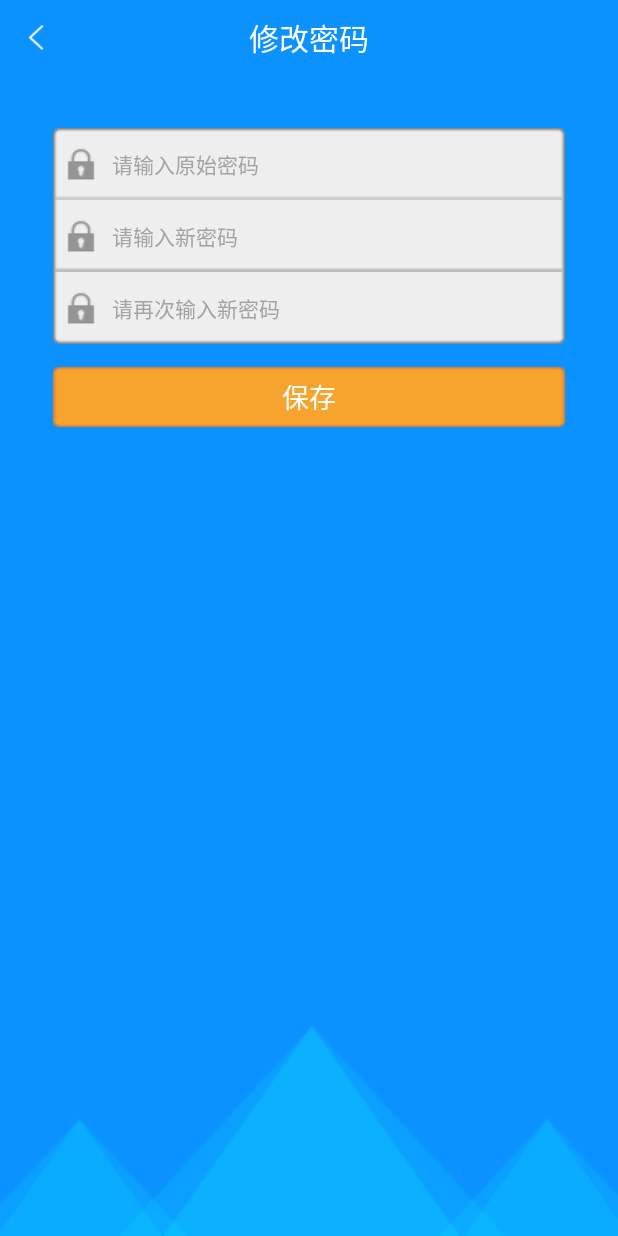
After one commit to qiulifeng/FirstBoXueGu, an Android app: the ModifyPswActivity screen opened directly, with no data from a screen before it, on a phone screen of 412 x 824 dp. The commit adds this screen. Run offline under Robolectric (Android 15) with nearby library versions, the phone set to English and light mode, and no system bars.

Commit message:
ModifyPsw

```diff
--- a/app/src/main/AndroidManifest.xml
+++ b/app/src/main/AndroidManifest.xml
@@ -20,7 +20,9 @@
         <activity android:name=".activity.ExercisesDetailActivity" />
         <activity android:name=".activity.RegisterActivity" />
         <activity android:name=".activity.LoginActivity" />
-        <activity android:name=".activity.SettingActivity"></activity>
+        <activity android:name=".activity.SettingActivity" />
+        <activity android:name=".activity.ModifyPswActivity" />
+        <activity android:name=".activity.FindPswActivity"></activity>
     </application>
 
 </manifest>
--- /dev/null
+++ b/app/src/main/java/cn/edu/gdmec/android/boxuegu/activity/ModifyPswActivity.java
@@ -0,0 +1,123 @@
+package cn.edu.gdmec.android.boxuegu.activity;
+
+import android.content.Intent;
+import android.content.SharedPreferences;
+import android.content.pm.ActivityInfo;
+import android.support.v7.app.AppCompatActivity;
+import android.os.Bundle;
+import android.text.TextUtils;
+import android.view.View;
+import android.widget.Button;
+import android.widget.EditText;
+import android.widget.TextView;
+import android.widget.Toast;
+
+import java.util.logging.SocketHandler;
+
+import cn.edu.gdmec.android.boxuegu.R;
+import cn.edu.gdmec.android.boxuegu.utils.AnalysisUtils;
+import cn.edu.gdmec.android.boxuegu.utils.MD5Utils;
+
+public class ModifyPswActivity extends AppCompatActivity {
+    private TextView tv_main_title;
+    private TextView tv_back;
+    private EditText et_original_psw;
+    private EditText et_new_psw;
+    private EditText et_new_psw_again;
+    private Button btn_save;
+    private String originalPsw;
+    private String newPsw;
+    private String newPswAgain;
+    private String userName;
+
+    @Override
+    protected void onCreate(Bundle savedInstanceState) {
+        super.onCreate(savedInstanceState);
+        setContentView(R.layout.activity_modify_psw);
+        //设置此界面为竖屏
+        setRequestedOrientation(ActivityInfo.SCREEN_ORIENTATION_PORTRAIT);
+        init();
+        userName = AnalysisUtils.readLoginUserName(this);
+    }
+
+    /*
+    **获取界面控件并处理相关控件的点击事件
+     */
+    private void init() {
+        tv_main_title = (TextView) findViewById(R.id.tv_main_title);
+        tv_main_title.setText("修改密码");
+        tv_back = (TextView) findViewById(R.id.tv_back);
+        et_original_psw = (EditText) findViewById(R.id.et_original_psw);
+        et_new_psw = (EditText) findViewById(R.id.et_new_psw);
+        et_new_psw_again = (EditText) findViewById(R.id.et_new_psw_again);
+        btn_save = (Button) findViewById(R.id.btn_save);
+        tv_back.setOnClickListener(new View.OnClickListener() {
+            @Override
+            public void onClick(View v) {
+                ModifyPswActivity.this.finish();
+            }
+        });
+        //保存按钮的点击事件
+        btn_save.setOnClickListener(new View.OnClickListener() {
+            @Override
+            public void onClick(View v) {
+                getEditString();
+                if (TextUtils.isEmpty(originalPsw)) {
+                    Toast.makeText(ModifyPswActivity.this, "请输入原始密码", Toast.LENGTH_SHORT).show();
+                    return;
+                } else if (!MD5Utils.md5(originalPsw).equals(readPsw())) {
+                    Toast.makeText(ModifyPswActivity.this, "输入的密码与原始密码不一致", Toast.LENGTH_SHORT).show();
+                    return;
+                } else if (MD5Utils.md5(newPsw).equals(readPsw())) {
+                    Toast.makeText(ModifyPswActivity.this, "输入的新密码与原始密码不一致", Toast.LENGTH_SHORT).show();
+                    return;
+                } else if (TextUtils.isEmpty(newPsw)) {
+                    Toast.makeText(ModifyPswActivity.this, "请输入新密码", Toast.LENGTH_SHORT).show();
+                    return;
+                } else if (TextUtils.isEmpty(newPswAgain)) {
+                    Toast.makeText(ModifyPswActivity.this, "请再次输入新密码", Toast.LENGTH_SHORT).show();
+                    return;
+                } else if (!newPsw.equals(newPswAgain)) {
+                    Toast.makeText(ModifyPswActivity.this, "两次输入的密码不一致", Toast.LENGTH_SHORT).show();
+                    return;
+                } else {
+                    Toast.makeText(ModifyPswActivity.this, "新密码设置成功", Toast.LENGTH_SHORT).show();
+                    //修改登录成功时保存在SharedPreferences中的密码
+                    modifyPsw(newPsw);
+                    Intent intent = new Intent(ModifyPswActivity.this, LoginActivity.class);
+                    startActivity(intent);
+                    SettingActivity.instance.finish();//关闭设置页面
+                    ModifyPswActivity.this.finish();//关闭当前页面
+                }
+            }
+        });
+    }
+
+    /*
+    获取控件上的字符串
+
+     */
+    private void getEditString() {
+        originalPsw = et_original_psw.getText().toString().trim();
+        newPsw = et_new_psw.getText().toString().trim();
+        newPswAgain = et_new_psw_again.getText().toString().trim();
+    }
+    /*
+***修改登录成功时保存在SharedPreference中的密码
+ */
+private void modifyPsw(String newPsw){
+    String md5Psw = MD5Utils.md5(newPsw);//把密码用MD5加密
+    SharedPreferences sp =getSharedPreferences("loginInfo", MODE_PRIVATE);
+    SharedPreferences.Editor editor = sp.edit();//获取编辑器
+    editor.putString(userName, md5Psw);//保存新密码
+    editor.commit();//提交修改
+}
+/*
+**从SharedPreference中读取原始密码
+ */
+private String readPsw(){
+    SharedPreferences sp = getSharedPreferences("loginInfo", MODE_PRIVATE);
+    String spPsw = sp.getString(userName, "");
+    return spPsw;
+}
+}
--- /dev/null
+++ b/app/src/main/res/layout/activity_modify_psw.xml
@@ -0,0 +1,81 @@
+<?xml version="1.0" encoding="utf-8"?>
+<LinearLayout
+    xmlns:android="http://schemas.android.com/apk/res/android"
+    xmlns:app="http://schemas.android.com/apk/res-auto"
+    xmlns:tools="http://schemas.android.com/tools"
+    android:layout_width="match_parent"
+    android:layout_height="match_parent"
+    android:background="@drawable/register_bg"
+    android:orientation="vertical"
+    tools:context="cn.edu.gdmec.android.boxuegu.activity.ModifyPswActivity">
+
+    <include layout="@layout/main_title_bar"/>
+
+    <EditText
+        android:id="@+id/et_original_psw"
+        android:layout_width="fill_parent"
+        android:layout_height="48dp"
+        android:layout_gravity="center_horizontal"
+        android:layout_marginLeft="35dp"
+        android:layout_marginRight="35dp"
+        android:layout_marginTop="35dp"
+        android:background="@drawable/register_user_name_bg"
+        android:drawableLeft="@drawable/psw_icon"
+        android:drawablePadding="10dp"
+        android:gravity="center_vertical"
+        android:hint="请输入原始密码"
+        android:inputType="textPassword"
+        android:paddingLeft="8dp"
+        android:textColor="#000000"
+        android:textColorHint="#a3a3a3"
+        android:textSize="14sp"/>
+
+    <EditText
+        android:id="@+id/et_new_psw"
+        android:layout_width="fill_parent"
+        android:layout_height="48dp"
+        android:layout_gravity="center_horizontal"
+        android:layout_marginLeft="35dp"
+        android:layout_marginRight="35dp"
+        android:background="@drawable/register_psw_bg"
+        android:drawableLeft="@drawable/psw_icon"
+        android:drawablePadding="10dp"
+        android:hint="请输入新密码"
+        android:inputType="textPassword"
+        android:paddingLeft="8dp"
+        android:singleLine="true"
+        android:textColor="#000000"
+        android:textColorHint="#a3a3a3"
+        android:textSize="14sp"/>
+
+    <EditText
+        android:id="@+id/et_new_psw_again"
+        android:layout_width="fill_parent"
+        android:layout_height="48dp"
+        android:layout_gravity="center_horizontal"
+        android:layout_marginLeft="35dp"
+        android:layout_marginRight="35dp"
+        android:background="@drawable/register_psw_again_bg"
+        android:drawableLeft="@drawable/psw_icon"
+        android:drawablePadding="10dp"
+        android:hint="请再次输入新密码"
+        android:inputType="textPassword"
+        android:paddingLeft="8dp"
+        android:singleLine="true"
+        android:textColor="#000000"
+        android:textColorHint="#a3a3a3"
+        android:textSize="14sp"/>
+
+    <Button
+        android:id="@+id/btn_save"
+        android:layout_width="fill_parent"
+        android:layout_height="40dp"
+        android:layout_gravity="center_horizontal"
+        android:layout_marginLeft="35dp"
+        android:layout_marginRight="35dp"
+        android:layout_marginTop="15dp"
+        android:background="@drawable/register_selector"
+        android:text="保存"
+        android:textColor="@android:color/white"
+        android:textSize="18sp"/>
+</LinearLayout>
```
Also changed, not shown: app/src/main/java/cn/edu/gdmec/android/boxuegu/activity/FindPswActivity.java (added, +15 -0 lines), app/src/main/java/cn/edu/gdmec/android/boxuegu/activity/LoginActivity.java (+15 -7 lines), app/src/main/java/cn/edu/gdmec/android/boxuegu/activity/SettingActivity.java (+29 -12 lines), app/src/main/java/cn/edu/gdmec/android/boxuegu/view/MyInfoView.java (+4 -4 lines), app/src/main/res/layout/activity_find_psw.xml (added, +9 -0 lines).
